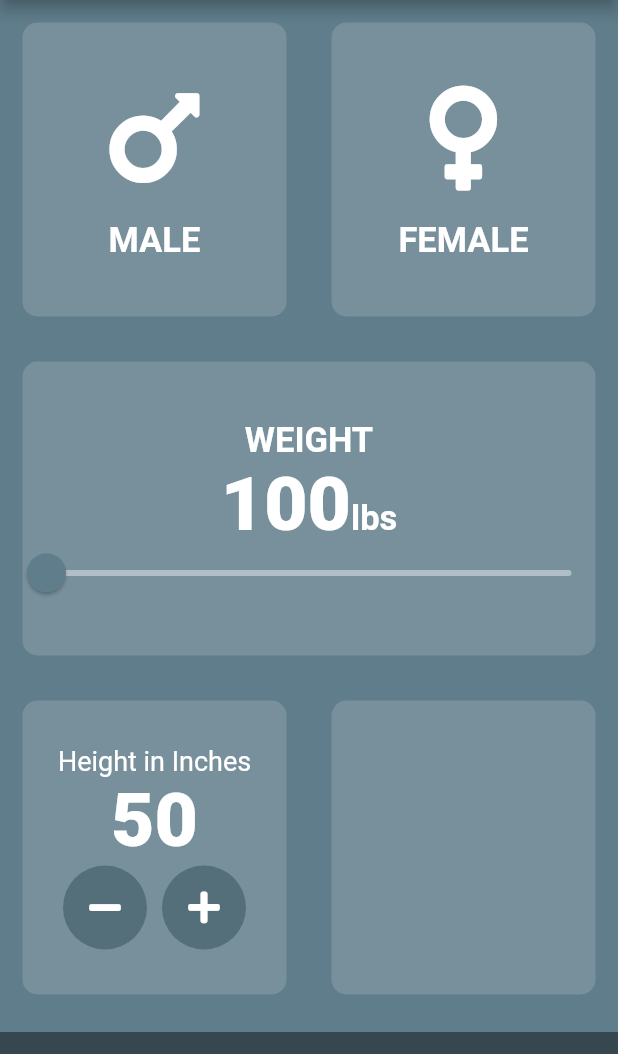
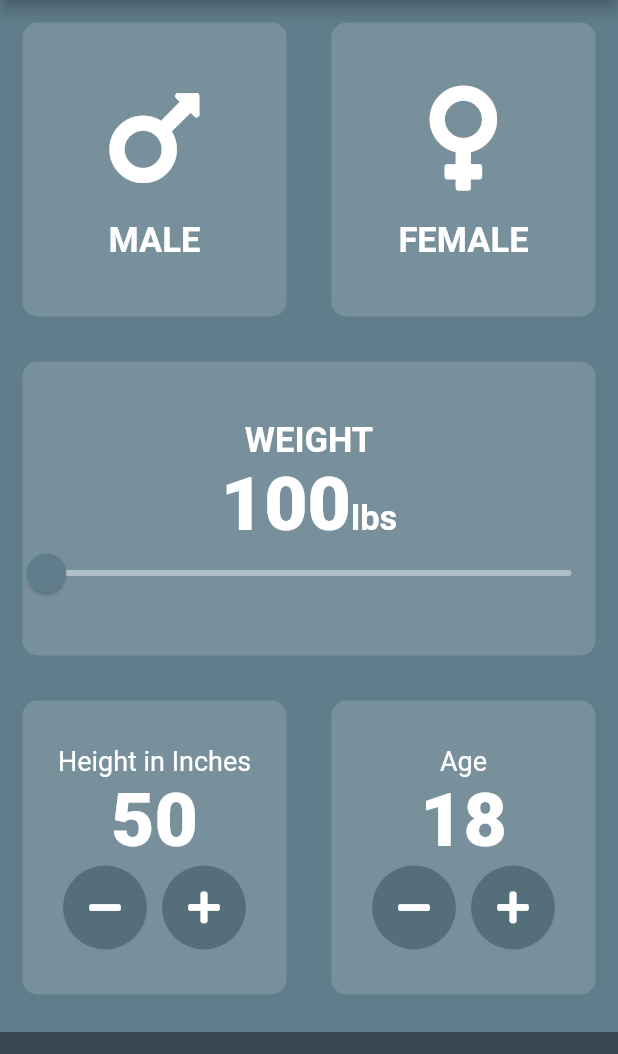
Before and after one commit to apphow/bmi_app, a Flutter app: the screen it shows after launch, on a phone screen of 412 x 824 dp, the part 84-1138 px from its top. Run offline on Flutter 3.47's test engine with Material 2 defaults, Android fonts, the light colour scheme and no system bars; our stand-ins replace font_awesome_flutter.

Commit message:
added age RoundIconButtons

```diff
--- a/lib/input_page.dart
+++ b/lib/input_page.dart
@@ -19,6 +19,7 @@ class _InputPageState extends State<InputPage> {
   Gender selectedGender;
   int weight = 100;
   int height = 50;
+  int age = 18;
 
   @override
   Widget build(BuildContext context) {
@@ -173,6 +174,42 @@ class _InputPageState extends State<InputPage> {
                       Expanded(
                         child: ReusableCard(
                           color: kActiveCardColor,
+                          cardChild: Column(
+                            mainAxisAlignment: MainAxisAlignment.center,
+                            crossAxisAlignment: CrossAxisAlignment.center,
+                            children: <Widget>[
+                              Text(
+                                'Age',
+                                style: TextStyle(
+                                  fontSize: 18.0,
+                                ),
+                              ),
+                              Text(age.toString(), style: kNumberTextStyle),
+                              Row(
+                                mainAxisAlignment: MainAxisAlignment.center,
+                                children: <Widget>[
+                                  RoundIconButton(
+                                      icon: FontAwesomeIcons.minus,
+                                      onPressed: () {
+                                        setState(() {
+                                          age--;
+                                        });
+                                      }),
+                                  SizedBox(
+                                    width: 10.0,
+                                  ),
+                                  RoundIconButton(
+                                    icon: FontAwesomeIcons.plus,
+                                    onPressed: () {
+                                      setState(() {
+                                        age++;
+                                      });
+                                    },
+                                  ),
+                                ],
+                              ),
+                            ],
+                          ),
                         ),
                       ),
                     ],
```
